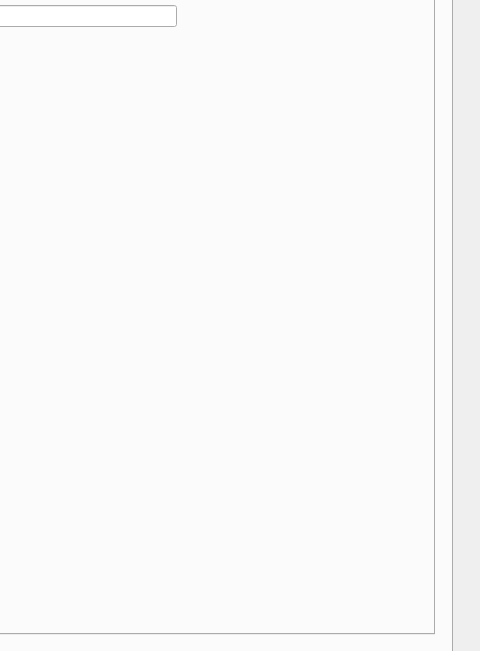
Above: mainwindow.ui from npiro/otolith_analyzer before the change; both pictures show x 678 to 1158 and y 102 to 753 of the 1158 by 841 pixel window. Below: the same form after it.
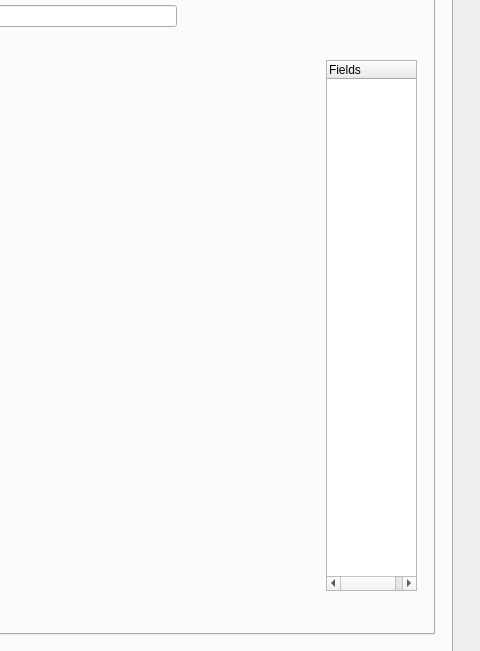
That is the form after the change. The open tabs and pages were chosen to show the change. Custom widgets are drawn as their Qt base class.

Commit message: implemented interpolation and single field plotting features

What changed in the file:
```diff
--- a/mainwindow.ui
+++ b/mainwindow.ui
@@ -288,7 +288,7 @@
        <widget class="PlotWidget" name="labeledPlotWidget" native="true">
         <property name="geometry">
          <rect>
-          <x>240</x>
+          <x>230</x>
           <y>70</y>
           <width>711</width>
           <height>531</height>
@@ -308,6 +308,21 @@
          <string>Label data</string>
         </property>
        </widget>
+       <widget class="QTreeWidget" name="plotFieldTreeWidget">
+        <property name="geometry">
+         <rect>
+          <x>980</x>
+          <y>70</y>
+          <width>91</width>
+          <height>531</height>
+         </rect>
+        </property>
+        <column>
+         <property name="text">
+          <string>Fields</string>
+         </property>
+        </column>
+       </widget>
       </widget>
       <widget class="QWidget" name="tab_5">
        <attribute name="title">
```
Left out of the diff: 8 changed lines with no effect on the pictures. The commit also changes 3 other files.
